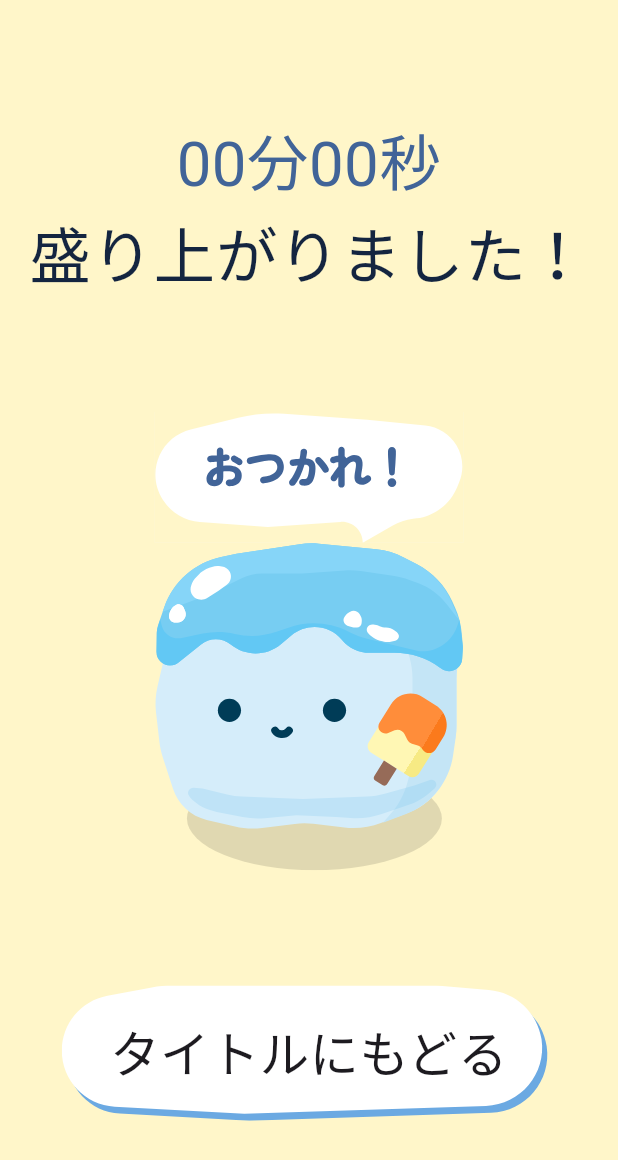
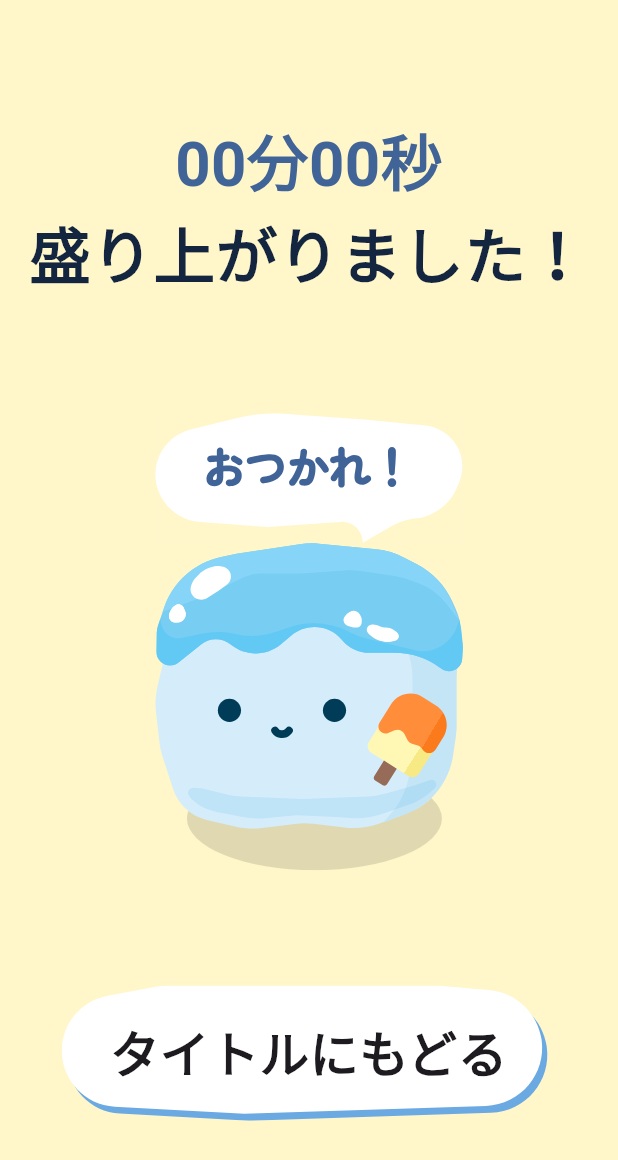
Before and after one commit to Tokeice/app, a Flutter app: the ResultScreen screen opened directly, on a phone screen of 412 x 824 dp. Shown: the top 1160 px of the screen. Run offline on Flutter 3.47's test engine with Material 3 defaults, Android fonts, the phone set to English and light mode, and no system bars; our stand-ins replace flutter_svg, permission_handler; missing offline and left inert: noise_meter; Roboto replaces fonts that are missing (Zen Maru Gothic).

Commit message:
太字に変更

```diff
--- a/lib/result_screen.dart
+++ b/lib/result_screen.dart
@@ -22,6 +22,7 @@ class ResultScreen extends StatelessWidget {
                 textAlign: TextAlign.center,
                 style: TextStyle(
                     fontSize: screenWidth * 0.1,
+                    fontWeight: FontWeight.bold,
                     color: Color.fromARGB(0xFF, 0x41, 0x64, 0x98)),
               ),
               Text(
@@ -29,6 +30,7 @@ class ResultScreen extends StatelessWidget {
                 textAlign: TextAlign.center,
                 style: TextStyle(
                     fontSize: screenWidth * 0.1,
+                    fontWeight: FontWeight.bold,
                     color: Color.fromARGB(0xFF, 0x14, 0x25, 0x40)),
               )
             ]),
@@ -74,7 +76,8 @@ class ResultScreen extends StatelessWidget {
                       'タイトルにもどる',
                       textAlign: TextAlign.center,
                       style: TextStyle(
-                        fontSize: screenWidth * 0.08
+                        fontSize: screenWidth * 0.08,
+                        fontWeight: FontWeight.bold,
                       ),
                     ),
                   )
```
